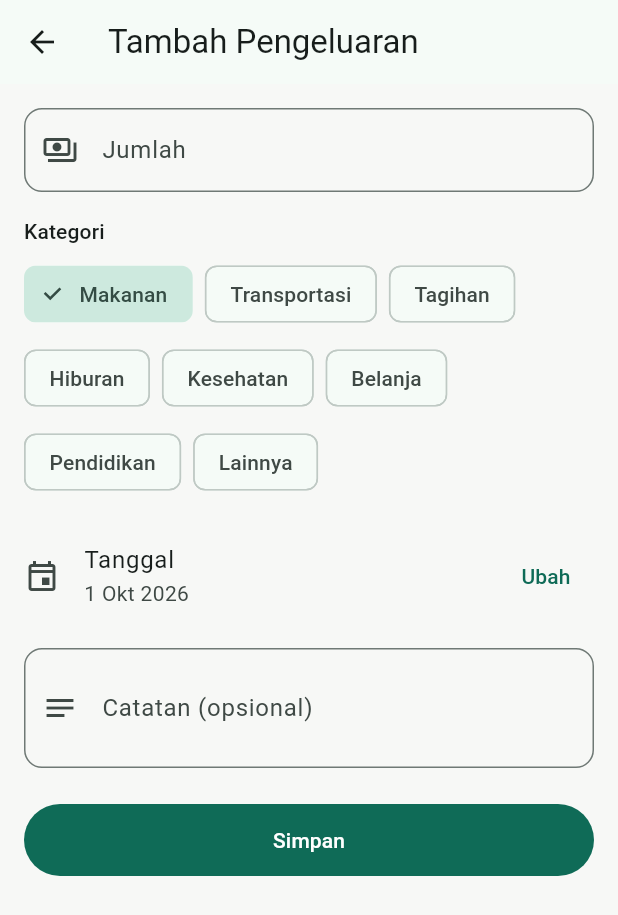
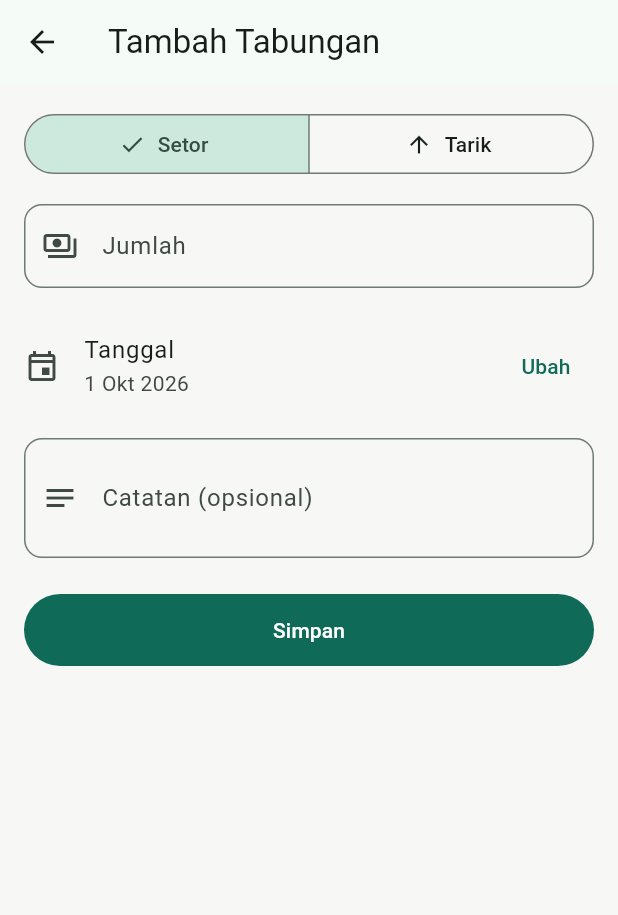
Before and after one commit to husnunn/HutPit-App, a Flutter app: the screen it shows once a user with an empty profile is signed in, item 3 of the bottom bar chosen, after a tap on "Tambah", on a phone screen of 412 x 824 dp. Shown: the top 915 px of the screen. Run offline on Flutter 3.47's test engine with Material 3 defaults, Android fonts, the phone set to English and light mode, and no system bars; our stand-ins replace cloud_firestore, firebase_auth, firebase_core, flutter_local_notifications, google_sign_in, permission_handler and 2 more; accounts and stored records are empty.

Commit message:
add fitur tabungan, remove fitur pengeluaran

```diff
--- a/lib/main.dart
+++ b/lib/main.dart
@@ -7,7 +7,7 @@ import 'package:provider/provider.dart';
 import 'firebase_options.dart';
 import 'providers/auth_provider.dart';
 import 'providers/debt_provider.dart';
-import 'providers/expense_provider.dart';
+import 'providers/tabungan_provider.dart';
 import 'screens/splash_screen.dart';
 import 'services/notification_service.dart';
 import 'utils/app_theme.dart';
@@ -37,10 +37,10 @@ class DebtTrackerApp extends StatelessWidget {
           update: (_, auth, debtProvider) =>
               debtProvider!..updateUser(auth.user?.uid),
         ),
-        ChangeNotifierProxyProvider<AuthProvider, ExpenseProvider>(
-          create: (_) => ExpenseProvider(),
-          update: (_, auth, expenseProvider) =>
-              expenseProvider!..updateUser(auth.user?.uid),
+        ChangeNotifierProxyProvider<AuthProvider, TabunganProvider>(
+          create: (_) => TabunganProvider(),
+          update: (_, auth, tabunganProvider) =>
+              tabunganProvider!..updateUser(auth.user?.uid),
         ),
       ],
       child: MaterialApp(
--- a/lib/models/debt_model.dart
+++ b/lib/models/debt_model.dart
@@ -50,6 +50,12 @@ class DebtModel {
   final DebtStatus status;
   final DateTime createdAt;
 
+  /// Total yang sudah dibayar. Untuk kategori [DebtCategory.installment],
+  /// ini adalah jumlah nominal cicilan yang sudah ditandai lunas — dipakai
+  /// agar total hutang/piutang aktif di ringkasan berkurang seiring cicilan
+  /// dibayar, tanpa harus menunggu seluruh cicilan lunas.
+  final double paidAmount;
+
   const DebtModel({
     required this.id,
     required this.personName,
@@ -63,6 +69,7 @@ class DebtModel {
     this.notes,
     this.status = DebtStatus.active,
     required this.createdAt,
+    this.paidAmount = 0,
   });
 
   factory DebtModel.fromMap(String id, Map<String, dynamic> map) {
@@ -91,6 +98,7 @@ class DebtModel {
       ),
       createdAt:
           (map['createdAt'] as Timestamp?)?.toDate() ?? DateTime.now(),
+      paidAmount: (map['paidAmount'] as num? ?? 0).toDouble(),
     );
   }
 
@@ -107,10 +115,11 @@ class DebtModel {
       'notes': notes,
       'status': status.name,
       'createdAt': Timestamp.fromDate(createdAt),
+      'paidAmount': paidAmount,
     };
   }
 
-  DebtModel copyWith({DebtStatus? status}) {
+  DebtModel copyWith({DebtStatus? status, double? paidAmount}) {
     return DebtModel(
       id: id,
       personName: personName,
@@ -124,6 +133,7 @@ class DebtModel {
       notes: notes,
       status: status ?? this.status,
       createdAt: createdAt,
+      paidAmount: paidAmount ?? this.paidAmount,
     );
   }
 }
--- a/lib/models/expense_model.dart
+++ /dev/null
@@ -1,78 +0,0 @@
-import 'package:cloud_firestore/cloud_firestore.dart';
-
-enum ExpenseCategory {
-  makanan,
-  transportasi,
-  tagihan,
-  hiburan,
-  kesehatan,
-  belanja,
-  pendidikan,
-  lainnya,
-}
-
-extension ExpenseCategoryX on ExpenseCategory {
-  String get label {
-    switch (this) {
-      case ExpenseCategory.makanan:
-        return 'Makanan';
-      case ExpenseCategory.transportasi:
-        return 'Transportasi';
-      case ExpenseCategory.tagihan:
-        return 'Tagihan';
-      case ExpenseCategory.hiburan:
-        return 'Hiburan';
-      case ExpenseCategory.kesehatan:
-        return 'Kesehatan';
-      case ExpenseCategory.belanja:
-        return 'Belanja';
-      case ExpenseCategory.pendidikan:
-        return 'Pendidikan';
-      case ExpenseCategory.lainnya:
-        return 'Lainnya';
-    }
-  }
-}
-
-class ExpenseModel {
-  final String id;
-  final double amount;
-  final ExpenseCategory category;
-  final DateTime date;
-  final String? notes;
-  final DateTime createdAt;
-
-  const ExpenseModel({
-    required this.id,
-    required this.amount,
-    required this.category,
-    required this.date,
-    this.notes,
-    required this.createdAt,
-  });
-
-  factory ExpenseModel.fromMap(String id, Map<String, dynamic> map) {
-    return ExpenseModel(
-      id: id,
-      amount: (map['amount'] as num? ?? 0).toDouble(),
-      category: ExpenseCategory.values.firstWhere(
-        (e) => e.name == map['category'],
-        orElse: () => ExpenseCategory.lainnya,
-      ),
-      date: (map['date'] as Timestamp).toDate(),
-      notes: map['notes'] as String?,
-      createdAt:
-          (map['createdAt'] as Timestamp?)?.toDate() ?? DateTime.now(),
-    );
-  }
-
-  Map<String, dynamic> toMap() {
-    return {
-      'amount': amount,
-      'category': category.name,
-      'date': Timestamp.fromDate(date),
-      'notes': notes,
-      'createdAt': Timestamp.fromDate(createdAt),
-    };
-  }
-}
--- /dev/null
+++ b/lib/models/tabungan_model.dart
@@ -0,0 +1,50 @@
+import 'package:cloud_firestore/cloud_firestore.dart';
+
+enum TabunganType { setor, tarik }
+
+extension TabunganTypeX on TabunganType {
+  String get label => this == TabunganType.setor ? 'Setor' : 'Tarik';
+}
+
+class TabunganModel {
+  final String id;
+  final TabunganType type;
+  final double amount;
+  final DateTime date;
+  final String? notes;
+  final DateTime createdAt;
+
+  const TabunganModel({
+    required this.id,
+    required this.type,
+    required this.amount,
+    required this.date,
+    this.notes,
+    required this.createdAt,
+  });
+
+  factory TabunganModel.fromMap(String id, Map<String, dynamic> map) {
+    return TabunganModel(
+      id: id,
+      type: TabunganType.values.firstWhere(
+        (e) => e.name == map['type'],
+        orElse: () => TabunganType.setor,
+      ),
+      amount: (map['amount'] as num? ?? 0).toDouble(),
+      date: (map['date'] as Timestamp).toDate(),
+      notes: map['notes'] as String?,
+      createdAt:
+          (map['createdAt'] as Timestamp?)?.toDate() ?? DateTime.now(),
+    );
+  }
+
+  Map<String, dynamic> toMap() {
+    return {
+      'type': type.name,
+      'amount': amount,
+      'date': Timestamp.fromDate(date),
+      'notes': notes,
+      'createdAt': Timestamp.fromDate(createdAt),
+    };
+  }
+}
--- a/lib/providers/expense_provider.dart
+++ /dev/null
@@ -1,78 +0,0 @@
-import 'dart:async';
-
-import 'package:flutter/foundation.dart';
-
-import '../models/expense_model.dart';
-import '../services/firestore_service.dart';
-
-class ExpenseProvider extends ChangeNotifier {
-  final FirestoreService _firestore = FirestoreService();
-
-  String? _uid;
-  StreamSubscription<List<ExpenseModel>>? _sub;
-
-  List<ExpenseModel> expenses = [];
-  bool isLoading = true;
-
-  void updateUser(String? uid) {
-    if (uid == _uid) return;
-    _uid = uid;
-    _sub?.cancel();
-    expenses = [];
-
-    if (uid == null) {
-      isLoading = false;
-      notifyListeners();
-      return;
-    }
-
-    isLoading = true;
-    notifyListeners();
-    _sub = _firestore.watchExpenses(uid).listen((data) {
-      expenses = data;
-      isLoading = false;
-      notifyListeners();
-    });
-  }
-
-  double get totalBulanIni {
-    final now = DateTime.now();
-    return expenses
-        .where((e) => e.date.year == now.year && e.date.month == now.month)
-        .fold(0, (sum, e) => sum + e.amount);
-  }
-
-  Map<ExpenseCategory, double> get totalPerKategoriBulanIni {
-    final now = DateTime.now();
-    final result = <ExpenseCategory, double>{};
-    for (final e in expenses) {
-      if (e.date.year == now.year && e.date.month == now.month) {
-        result[e.category] = (result[e.category] ?? 0) + e.amount;
-      }
-    }
-    return result;
-  }
-
-  Future<void> addExpense({
-    required double amount,
-    required ExpenseCategory category,
-    required DateTime date,
-    String? notes,
-  }) async {
-    if (_uid == null) return;
-    final expense = ExpenseModel(
-      id: '',
-      amount: amount,
-      category: category,
-      date: date,
-      notes: notes,
-      createdAt: DateTime.now(),
-    );
-    await _firestore.addExpense(_uid!, expense);
-  }
-
-  Future<void> deleteExpense(String expenseId) async {
-    if (_uid == null) return;
-    await _firestore.deleteExpense(_uid!, expenseId);
-  }
-}
--- /dev/null
+++ b/lib/providers/tabungan_provider.dart
@@ -0,0 +1,65 @@
+import 'dart:async';
+
+import 'package:flutter/foundation.dart';
+
+import '../models/tabungan_model.dart';
+import '../services/firestore_service.dart';
+
+class TabunganProvider extends ChangeNotifier {
+  final FirestoreService _firestore = FirestoreService();
+
+  String? _uid;
+  StreamSubscription<List<TabunganModel>>? _sub;
+
+  List<TabunganModel> tabunganList = [];
+  bool isLoading = true;
+
+  void updateUser(String? uid) {
+    if (uid == _uid) return;
+    _uid = uid;
+    _sub?.cancel();
+    tabunganList = [];
+
+    if (uid == null) {
+      isLoading = false;
+      notifyListeners();
+      return;
+    }
+
+    isLoading = true;
+    notifyListeners();
+    _sub = _firestore.watchTabungan(uid).listen((data) {
+      tabunganList = data;
+      isLoading = false;
+      notifyListeners();
+    });
+  }
+
+  double get saldoTabungan => tabunganList.fold(
+        0,
+        (sum, t) => sum + (t.type == TabunganType.setor ? t.amount : -t.amount),
+      );
+
+  Future<void> addTabungan({
+    required TabunganType type,
+    required double amount,
+    required DateTime date,
+    String? notes,
+  }) async {
+    if (_uid == null) return;
+    final item = TabunganModel(
+      id: '',
+      type: type,
+      amount: amount,
+      date: date,
+      notes: notes,
+      createdAt: DateTime.now(),
+    );
+    await _firestore.addTabungan(_uid!, item);
+  }
+
+  Future<void> deleteTabungan(String id) async {
+    if (_uid == null) return;
+    await _firestore.deleteTabungan(_uid!, id);
+  }
+}
--- a/lib/screens/add_expense_screen.dart
+++ b/lib/screens/add_tabungan_screen.dart
@@ -1,23 +1,23 @@
 import 'package:flutter/material.dart';
 import 'package:provider/provider.dart';
 
-import '../models/expense_model.dart';
-import '../providers/expense_provider.dart';
+import '../models/tabungan_model.dart';
+import '../providers/tabungan_provider.dart';
 import '../utils/formatters.dart';
 
-class AddExpenseScreen extends StatefulWidget {
-  const AddExpenseScreen({super.key});
+class AddTabunganScreen extends StatefulWidget {
+  const AddTabunganScreen({super.key});
 
   @override
-  State<AddExpenseScreen> createState() => _AddExpenseScreenState();
+  State<AddTabunganScreen> createState() => _AddTabunganScreenState();
 }
 
-class _AddExpenseScreenState extends State<AddExpenseScreen> {
+class _AddTabunganScreenState extends State<AddTabunganScreen> {
   final _formKey = GlobalKey<FormState>();
   final _amountController = TextEditingController();
   final _notesController = TextEditingController();
 
-  ExpenseCategory _category = ExpenseCategory.makanan;
+  TabunganType _type = TabunganType.setor;
   DateTime _date = DateTime.now();
   bool _isSubmitting = false;
 
@@ -42,9 +42,10 @@ class _AddExpenseScreenState extends State<AddExpenseScreen> {
     if (!_formKey.currentState!.validate()) return;
     setState(() => _isSubmitting = true);
 
-    await context.read<ExpenseProvider>().addExpense(
+    try {
+      await context.read<TabunganProvider>().addTabungan(
+            type: _type,
             amount: double.parse(_amountController.text.replaceAll(',', '.')),
-          category: _category,
             date: _date,
             notes: _notesController.text.trim().isEmpty
                 ? null
@@ -52,17 +53,48 @@ class _AddExpenseScreenState extends State<AddExpenseScreen> {
           );
 
       if (mounted) Navigator.pop(context);
+    } catch (e) {
+      if (mounted) {
+        ScaffoldMessenger.of(context).showSnackBar(
+          SnackBar(content: Text('Gagal menyimpan: $e')),
+        );
+      }
+    } finally {
+      if (mounted) setState(() => _isSubmitting = false);
+    }
   }
 
   @override
   Widget build(BuildContext context) {
+    final saldo = context.watch<TabunganProvider>().saldoTabungan;
+
     return Scaffold(
-      appBar: AppBar(title: const Text('Tambah Pengeluaran')),
+      appBar: AppBar(title: const Text('Tambah Tabungan')),
       body: Form(
         key: _formKey,
         child: ListView(
           padding: const EdgeInsets.all(16),
           children: [
+            SegmentedButton<TabunganType>(
+              segments: const [
+                ButtonSegment(
+                  value: TabunganType.setor,
+                  label: Text('Setor'),
+                  icon: Icon(Icons.arrow_downward),
+                ),
+                ButtonSegment(
+                  value: TabunganType.tarik,
+                  label: Text('Tarik'),
+                  icon: Icon(Icons.arrow_upward),
+                ),
+              ],
+              selected: {_type},
+              onSelectionChanged: (s) {
+                setState(() => _type = s.first);
+                _formKey.currentState?.validate();
+              },
+            ),
+            const SizedBox(height: 16),
             TextFormField(
               controller: _amountController,
               keyboardType: const TextInputType.numberWithOptions(decimal: true),
@@ -75,22 +107,11 @@ class _AddExpenseScreenState extends State<AddExpenseScreen> {
                 if (v == null || v.trim().isEmpty) return 'Wajib diisi';
                 final n = double.tryParse(v.replaceAll(',', '.'));
                 if (n == null || n <= 0) return 'Jumlah tidak valid';
+                if (_type == TabunganType.tarik && n > saldo) {
+                  return 'Saldo tidak cukup';
+                }
                 return null;
               },
-            ),
-            const SizedBox(height: 16),
-            Text('Kategori', style: Theme.of(context).textTheme.titleSmall),
-            const SizedBox(height: 8),
-            Wrap(
-              spacing: 8,
-              runSpacing: 8,
-              children: ExpenseCategory.values.map((c) {
-                return ChoiceChip(
-                  label: Text(c.label),
-                  selected: _category == c,
-                  onSelected: (_) => setState(() => _category = c),
-                );
-              }).toList(),
             ),
             const SizedBox(height: 16),
             ListTile(
--- a/lib/screens/home_screen.dart
+++ b/lib/screens/home_screen.dart
@@ -3,15 +3,15 @@ import 'package:provider/provider.dart';
 
 import '../models/debt_model.dart';
 import '../providers/debt_provider.dart';
-import '../providers/expense_provider.dart';
+import '../providers/tabungan_provider.dart';
 import '../utils/formatters.dart';
 import '../widgets/debt_card.dart';
 import '../widgets/empty_state.dart';
 import '../widgets/summary_card.dart';
 import 'debt_detail_screen.dart';
 import 'debt_list_screen.dart';
-import 'expense_list_screen.dart';
 import 'settings_screen.dart';
+import 'tabungan_list_screen.dart';
 
 class HomeScreen extends StatefulWidget {
   const HomeScreen({super.key});
@@ -26,7 +26,7 @@ class _HomeScreenState extends State<HomeScreen> {
   static const _pages = [
     _DashboardTab(),
     DebtListScreen(),
-    ExpenseListScreen(),
+    TabunganListScreen(),
     SettingsScreen(),
   ];
 
@@ -48,9 +48,9 @@ class _HomeScreenState extends State<HomeScreen> {
             label: 'Hutang',
           ),
           NavigationDestination(
-            icon: Icon(Icons.receipt_long_outlined),
-            selectedIcon: Icon(Icons.receipt_long),
-            label: 'Pengeluaran',
+            icon: Icon(Icons.savings_outlined),
+            selectedIcon: Icon(Icons.savings),
+            label: 'Tabungan',
           ),
           NavigationDestination(
             icon: Icon(Icons.settings_outlined),
@@ -69,7 +69,7 @@ class _DashboardTab extends StatelessWidget {
   @override
   Widget build(BuildContext context) {
     final debtProvider = context.watch<DebtProvider>();
-    final expenseProvider = context.watch<ExpenseProvider>();
+    final tabunganProvider = context.watch<TabunganProvider>();
 
     final upcoming = debtProvider.debts
         .where((d) =>
@@ -101,10 +101,10 @@ class _DashboardTab extends StatelessWidget {
                   color: Colors.green,
                 ),
                 SummaryCard(
-                  title: 'Pengeluaran Bulan Ini',
-                  amount: expenseProvider.totalBulanIni,
-                  icon: Icons.receipt_long,
-                  color: Colors.blueGrey,
+                  title: 'Saldo Tabungan',
+                  amount: tabunganProvider.saldoTabungan,
+                  icon: Icons.savings,
+                  color: Colors.teal,
                 ),
                 SummaryCard(
                   title: 'Selisih (Piutang - Hutang)',
--- a/lib/screens/login_screen.dart
+++ b/lib/screens/login_screen.dart
@@ -46,7 +46,7 @@ class _LoginScreenState extends State<LoginScreen> {
               ),
               const SizedBox(height: 8),
               Text(
-                'Kelola hutang, piutang, dan pengeluaranmu di satu tempat',
+                'Kelola hutang, piutang, dan tabunganmu di satu tempat',
                 textAlign: TextAlign.center,
                 style: Theme.of(context).textTheme.bodyMedium,
               ),
--- a/lib/screens/expense_list_screen.dart
+++ b/lib/screens/tabungan_list_screen.dart
@@ -1,22 +1,22 @@
 import 'package:flutter/material.dart';
 import 'package:provider/provider.dart';
 
-import '../models/expense_model.dart';
-import '../providers/expense_provider.dart';
+import '../models/tabungan_model.dart';
+import '../providers/tabungan_provider.dart';
 import '../utils/formatters.dart';
 import '../widgets/empty_state.dart';
-import 'add_expense_screen.dart';
+import 'add_tabungan_screen.dart';
 
-class ExpenseListScreen extends StatelessWidget {
-  const ExpenseListScreen({super.key});
+class TabunganListScreen extends StatelessWidget {
+  const TabunganListScreen({super.key});
 
   @override
   Widget build(BuildContext context) {
-    final provider = context.watch<ExpenseProvider>();
-    final expenses = provider.expenses;
+    final provider = context.watch<TabunganProvider>();
+    final items = provider.tabunganList;
 
     return Scaffold(
-      appBar: AppBar(title: const Text('Pengeluaran')),
+      appBar: AppBar(title: const Text('Tabungan')),
       body: Column(
         children: [
           Padding(
@@ -28,9 +28,9 @@ class ExpenseListScreen extends StatelessWidget {
                 child: Row(
                   mainAxisAlignment: MainAxisAlignment.spaceBetween,
                   children: [
-                    const Text('Total bulan ini'),
+                    const Text('Saldo Tabungan'),
                     Text(
-                      formatCurrency(provider.totalBulanIni),
+                      formatCurrency(provider.saldoTabungan),
                       style: const TextStyle(
                         fontWeight: FontWeight.bold,
                         fontSize: 18,
@@ -42,31 +42,43 @@ class ExpenseListScreen extends StatelessWidget {
             ),
           ),
           Expanded(
-            child: expenses.isEmpty
+            child: items.isEmpty
                 ? const EmptyState(
-                    icon: Icons.receipt_long_outlined,
-                    message: 'Belum ada pengeluaran tercatat.',
+                    icon: Icons.savings_outlined,
+                    message: 'Belum ada catatan tabungan.',
                   )
                 : ListView.builder(
                     padding: const EdgeInsets.fromLTRB(12, 0, 12, 88),
-                    itemCount: expenses.length,
+                    itemCount: items.length,
                     itemBuilder: (context, i) {
-                      final ExpenseModel e = expenses[i];
+                      final TabunganModel t = items[i];
+                      final isSetor = t.type == TabunganType.setor;
                       return Card(
                         child: ListTile(
                           leading: CircleAvatar(
-                            child: Text(e.category.label.substring(0, 1)),
+                            backgroundColor: isSetor
+                                ? Colors.green.withValues(alpha: 0.15)
+                                : Colors.red.withValues(alpha: 0.15),
+                            child: Icon(
+                              isSetor
+                                  ? Icons.arrow_downward
+                                  : Icons.arrow_upward,
+                              color: isSetor ? Colors.green : Colors.red,
+                            ),
                           ),
-                          title: Text(e.category.label),
+                          title: Text(t.type.label),
                           subtitle: Text(
-                            '${formatDate(e.date)}'
-                            '${e.notes != null && e.notes!.isNotEmpty ? ' - ${e.notes}' : ''}',
+                            '${formatDate(t.date)}'
+                            '${t.notes != null && t.notes!.isNotEmpty ? ' - ${t.notes}' : ''}',
                           ),
                           trailing: Text(
-                            formatCurrency(e.amount),
-                            style: const TextStyle(fontWeight: FontWeight.bold),
+                            '${isSetor ? '+' : '-'}${formatCurrency(t.amount)}',
+                            style: TextStyle(
+                              fontWeight: FontWeight.bold,
+                              color: isSetor ? Colors.green : Colors.red,
+                            ),
                           ),
-                          onLongPress: () => _confirmDelete(context, e),
+                          onLongPress: () => _confirmDelete(context, t),
                         ),
                       );
                     },
@@ -77,7 +89,7 @@ class ExpenseListScreen extends StatelessWidget {
       floatingActionButton: FloatingActionButton.extended(
         onPressed: () => Navigator.push(
           context,
-          MaterialPageRoute(builder: (_) => const AddExpenseScreen()),
+          MaterialPageRoute(builder: (_) => const AddTabunganScreen()),
         ),
         icon: const Icon(Icons.add),
         label: const Text('Tambah'),
@@ -85,12 +97,12 @@ class ExpenseListScreen extends StatelessWidget {
     );
   }
 
-  Future<void> _confirmDelete(BuildContext context, ExpenseModel e) async {
+  Future<void> _confirmDelete(BuildContext context, TabunganModel t) async {
     final confirmed = await showDialog<bool>(
       context: context,
       builder: (ctx) => AlertDialog(
-        title: const Text('Hapus pengeluaran?'),
-        content: Text('${e.category.label} - ${formatCurrency(e.amount)}'),
+        title: const Text('Hapus catatan tabungan?'),
+        content: Text('${t.type.label} - ${formatCurrency(t.amount)}'),
         actions: [
           TextButton(
             onPressed: () => Navigator.pop(ctx, false),
@@ -104,7 +116,7 @@ class ExpenseListScreen extends StatelessWidget {
       ),
     );
     if (confirmed == true && context.mounted) {
-      await context.read<ExpenseProvider>().deleteExpense(e.id);
+      await context.read<TabunganProvider>().deleteTabungan(t.id);
     }
   }
 }
--- a/lib/services/firestore_service.dart
+++ b/lib/services/firestore_service.dart
@@ -1,13 +1,13 @@
 import 'package:cloud_firestore/cloud_firestore.dart';
 
 import '../models/debt_model.dart';
-import '../models/expense_model.dart';
 import '../models/installment_model.dart';
+import '../models/tabungan_model.dart';
 
 /// Semua data disimpan per-user di:
 ///   users/{uid}/debts/{debtId}
 ///   users/{uid}/debts/{debtId}/installments/{installmentId}
-///   users/{uid}/expenses/{expenseId}
+///   users/{uid}/tabungan/{tabunganId}
 class FirestoreService {
   final FirebaseFirestore _db = FirebaseFirestore.instance;
 
@@ -20,8 +20,8 @@ class FirestoreService {
   ) =>
       _debts(uid).doc(debtId).collection('installments');
 
-  CollectionReference<Map<String, dynamic>> _expenses(String uid) =>
-      _db.collection('users').doc(uid).collection('expenses');
+  CollectionReference<Map<String, dynamic>> _tabungan(String uid) =>
+      _db.collection('users').doc(uid).collection('tabungan');
 
   // ---------------- Debts (hutang & piutang) ----------------
 
@@ -44,6 +44,14 @@ class FirestoreService {
     DebtStatus status,
   ) {
     return _debts(uid).doc(debtId).update({'status': status.name});
+  }
+
+  Future<void> updateDebtPaidAmount(
+    String uid,
+    String debtId,
+    double paidAmount,
+  ) {
+    return _debts(uid).doc(debtId).update({'paidAmount': paidAmount});
   }
 
   Future<void> deleteDebt(String uid, String debtId) async {
@@ -92,22 +100,22 @@ class FirestoreService {
     });
   }
 
-  // ---------------- Expenses (pengeluaran) ----------------
+  // ---------------- Tabungan ----------------
 
-  Stream<List<ExpenseModel>> watchExpenses(String uid) {
-    return _expenses(uid)
+  Stream<List<TabunganModel>> watchTabungan(String uid) {
+    return _tabungan(uid)
         .orderBy('date', descending: true)
         .snapshots()
         .map((snap) => snap.docs
-            .map((d) => ExpenseModel.fromMap(d.id, d.data()))
+            .map((d) => TabunganModel.fromMap(d.id, d.data()))
             .toList());
   }
 
-  Future<void> addExpense(String uid, ExpenseModel expense) {
-    return _expenses(uid).add(expense.toMap());
+  Future<void> addTabungan(String uid, TabunganModel item) {
+    return _tabungan(uid).add(item.toMap());
   }
 
-  Future<void> deleteExpense(String uid, String expenseId) {
-    return _expenses(uid).doc(expenseId).delete();
+  Future<void> deleteTabungan(String uid, String id) {
+    return _tabungan(uid).doc(id).delete();
   }
 }
```
Also changed, not shown: lib/providers/debt_provider.dart (+43 -13 lines), lib/screens/add_edit_debt_screen.dart (+10 -0 lines), lib/screens/debt_detail_screen.dart (+38 -15 lines), lib/widgets/debt_card.dart (+29 -4 lines), lib/widgets/installment_tile.dart (+37 -9 lines). Lines whose indentation alone changed are shown as unchanged.
